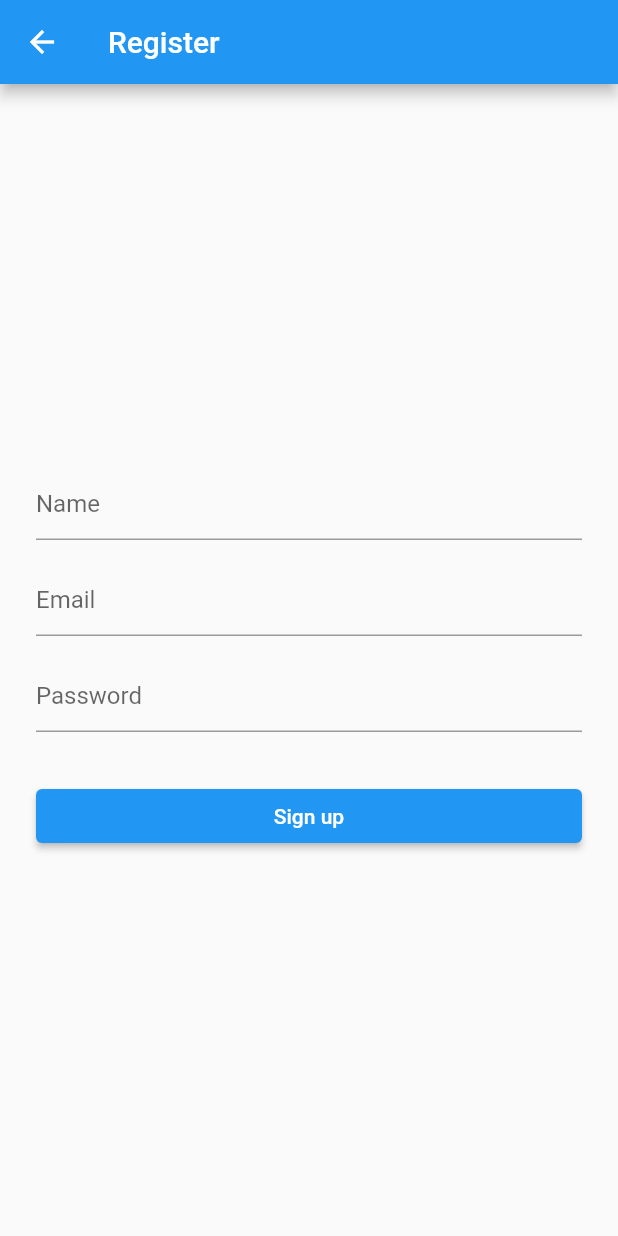
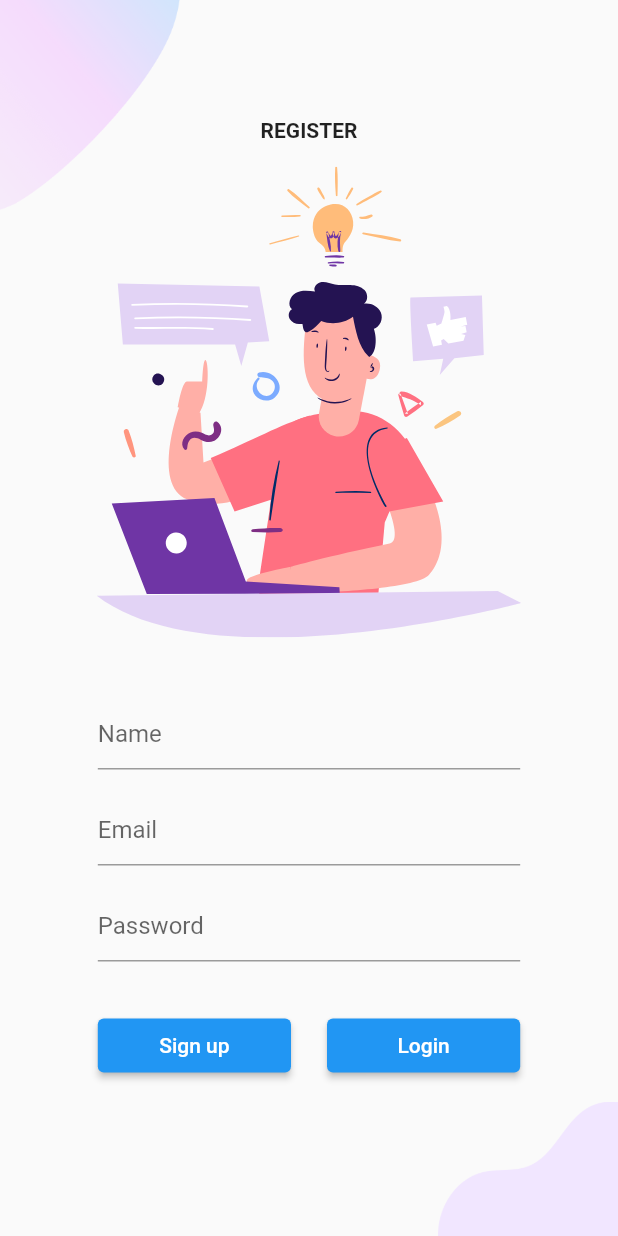
Before and after one commit to RenaldoLouis/food_algorithm_recommend, a Flutter app: the Register widget shown alone on an empty page, opened directly, on a phone screen of 412 x 824 dp. Run offline on Flutter 3.47's test engine with Material 2 defaults, Android fonts, the phone set to English and light mode, and no system bars; our stand-ins replace firebase_auth, firebase_core, flutter_svg, lottie; accounts and stored records are empty; network calls fail.

Commit message:
fix register design

```diff
--- a/lib/pages/login/LoginForm.dart
+++ b/lib/pages/login/LoginForm.dart
@@ -25,14 +25,14 @@ class _LoginFormState extends State<LoginForm> {
   bool _isProcessing = false;
 
   Future<FirebaseApp> _initializeFirebase() async {
-    setState(() {
-      _isProcessing = true;
-    });
     FirebaseApp firebaseApp = await Firebase.initializeApp();
 
     User? user = FirebaseAuth.instance.currentUser;
 
     if (user != null) {
+      setState(() {
+        _isProcessing = true;
+      });
       Future.delayed(const Duration(milliseconds: 2500), () {
         setState(() {
           _isProcessing = false;
@@ -46,7 +46,6 @@ class _LoginFormState extends State<LoginForm> {
         );
       });
     }
-
     return firebaseApp;
   }
 
@@ -65,13 +64,6 @@ class _LoginFormState extends State<LoginForm> {
             child: Column(
               mainAxisAlignment: MainAxisAlignment.center,
               children: [
-                Padding(
-                  padding: const EdgeInsets.only(bottom: 24.0),
-                  child: Text(
-                    'Login',
-                    style: Theme.of(context).textTheme.displayLarge,
-                  ),
-                ),
                 Form(
                   key: _formKey,
                   child: Column(
--- a/lib/pages/register/Register.dart
+++ b/lib/pages/register/Register.dart
@@ -1,6 +1,9 @@
 import 'package:firebase_auth/firebase_auth.dart';
 import 'package:flutter/material.dart';
+import 'package:food_algorithm_recommend/components/background.dart';
+import 'package:food_algorithm_recommend/pages/login/Login.dart';
 import 'package:food_algorithm_recommend/pages/profile/Profile.dart';
+import 'package:food_algorithm_recommend/pages/register/sign_up_top_image.dart';
 import 'package:food_algorithm_recommend/utils/Validator.dart';
 import 'package:food_algorithm_recommend/utils/fire_auth.dart';
 
@@ -26,17 +29,24 @@ class _RegisterState extends State<Register> {
 
   @override
   Widget build(BuildContext context) {
-    return GestureDetector(
+    return Background(
+      child: SingleChildScrollView(
+        child: Column(
+          mainAxisAlignment: MainAxisAlignment.center,
+          children: <Widget>[
+            const SignUpScreenTopImage(),
+            Row(
+              children: [
+                const Spacer(),
+                Expanded(
+                  flex: 8,
+                  child: GestureDetector(
                     onTap: () {
                       _focusName.unfocus();
                       _focusEmail.unfocus();
                       _focusPassword.unfocus();
                     },
-      child: Scaffold(
-        appBar: AppBar(
-          title: Text('Register'),
-        ),
-        body: Padding(
+                    child: Padding(
                       padding: const EdgeInsets.all(24.0),
                       child: Center(
                         child: Column(
@@ -49,13 +59,15 @@ class _RegisterState extends State<Register> {
                                   TextFormField(
                                     controller: _nameTextController,
                                     focusNode: _focusName,
-                        validator: (value) => Validator.validateName(
+                                    validator: (value) =>
+                                        Validator.validateName(
                                       name: value,
                                     ),
                                     decoration: InputDecoration(
                                       hintText: "Name",
                                       errorBorder: UnderlineInputBorder(
-                            borderRadius: BorderRadius.circular(6.0),
+                                        borderRadius:
+                                            BorderRadius.circular(6.0),
                                         borderSide: const BorderSide(
                                           color: Colors.red,
                                         ),
@@ -66,13 +78,15 @@ class _RegisterState extends State<Register> {
                                   TextFormField(
                                     controller: _emailTextController,
                                     focusNode: _focusEmail,
-                        validator: (value) => Validator.validateEmail(
+                                    validator: (value) =>
+                                        Validator.validateEmail(
                                       email: value,
                                     ),
                                     decoration: InputDecoration(
                                       hintText: "Email",
                                       errorBorder: UnderlineInputBorder(
-                            borderRadius: BorderRadius.circular(6.0),
+                                        borderRadius:
+                                            BorderRadius.circular(6.0),
                                         borderSide: const BorderSide(
                                           color: Colors.red,
                                         ),
@@ -84,13 +98,15 @@ class _RegisterState extends State<Register> {
                                     controller: _passwordTextController,
                                     focusNode: _focusPassword,
                                     obscureText: true,
-                        validator: (value) => Validator.validatePassword(
+                                    validator: (value) =>
+                                        Validator.validatePassword(
                                       password: value,
                                     ),
                                     decoration: InputDecoration(
                                       hintText: "Password",
                                       errorBorder: UnderlineInputBorder(
-                            borderRadius: BorderRadius.circular(6.0),
+                                        borderRadius:
+                                            BorderRadius.circular(6.0),
                                         borderSide: const BorderSide(
                                           color: Colors.red,
                                         ),
@@ -109,14 +125,19 @@ class _RegisterState extends State<Register> {
                                                     _isProcessing = true;
                                                   });
 
-                                      if (_registerFormKey.currentState!
+                                                  if (_registerFormKey
+                                                      .currentState!
                                                       .validate()) {
                                                     User? user = await FireAuth
                                                         .registerUsingEmailPassword(
-                                          name: _nameTextController.text,
-                                          email: _emailTextController.text,
+                                                      name: _nameTextController
+                                                          .text,
+                                                      email:
+                                                          _emailTextController
+                                                              .text,
                                                       password:
-                                              _passwordTextController.text,
+                                                          _passwordTextController
+                                                              .text,
                                                     );
 
                                                     setState(() {
@@ -128,16 +149,42 @@ class _RegisterState extends State<Register> {
                                                           .pushAndRemoveUntil(
                                                         MaterialPageRoute(
                                                           builder: (context) =>
-                                                  Profile(user: user),
+                                                              Profile(
+                                                                  user: user),
                                                         ),
-                                            ModalRoute.withName('/'),
+                                                        ModalRoute.withName(
+                                                            '/'),
                                                       );
                                                     }
+                                                  } else {
+                                                    setState(() {
+                                                      _isProcessing = false;
+                                                    });
                                                   }
                                                 },
                                                 child: const Text(
                                                   'Sign up',
-                                      style: TextStyle(color: Colors.white),
+                                                  style: TextStyle(
+                                                      color: Colors.white),
+                                                ),
+                                              ),
+                                            ),
+                                            const SizedBox(width: 24.0),
+                                            Expanded(
+                                              child: ElevatedButton(
+                                                onPressed: () async {
+                                                  Navigator.push(
+                                                    context,
+                                                    MaterialPageRoute(
+                                                      builder: (context) =>
+                                                          const Login(),
+                                                    ),
+                                                  );
+                                                },
+                                                child: const Text(
+                                                  'Login',
+                                                  style: TextStyle(
+                                                      color: Colors.white),
                                                 ),
                                               ),
                                             ),
@@ -151,6 +198,13 @@ class _RegisterState extends State<Register> {
                       ),
                     ),
                   ),
+                ),
+                const Spacer()
+              ],
+            ),
+          ],
+        ),
+      ),
     );
   }
 }
--- /dev/null
+++ b/lib/pages/register/sign_up_top_image.dart
@@ -0,0 +1,34 @@
+import 'package:flutter/material.dart';
+import 'package:flutter_svg/flutter_svg.dart';
+
+import '../../utils/constants.dart';
+
+class SignUpScreenTopImage extends StatelessWidget {
+  const SignUpScreenTopImage({
+    Key? key,
+  }) : super(key: key);
+
+  @override
+  Widget build(BuildContext context) {
+    return Column(
+      children: [
+        Text(
+          "Register".toUpperCase(),
+          style: TextStyle(fontWeight: FontWeight.bold),
+        ),
+        SizedBox(height: defaultPadding),
+        Row(
+          children: [
+            const Spacer(),
+            Expanded(
+              flex: 8,
+              child: SvgPicture.asset("assets/icons/signup.svg"),
+            ),
+            const Spacer(),
+          ],
+        ),
+        SizedBox(height: defaultPadding),
+      ],
+    );
+  }
+}
```
Lines whose indentation alone changed are shown as unchanged.
